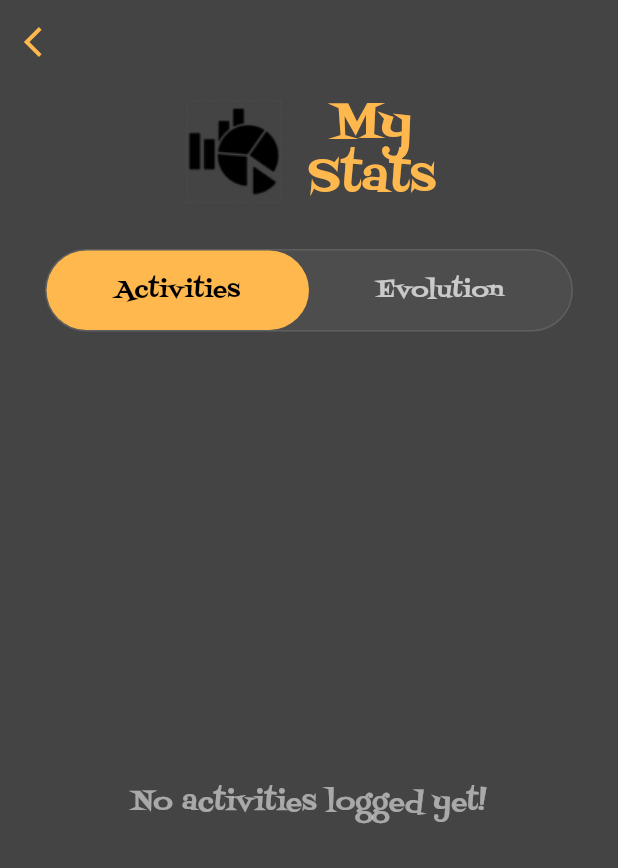
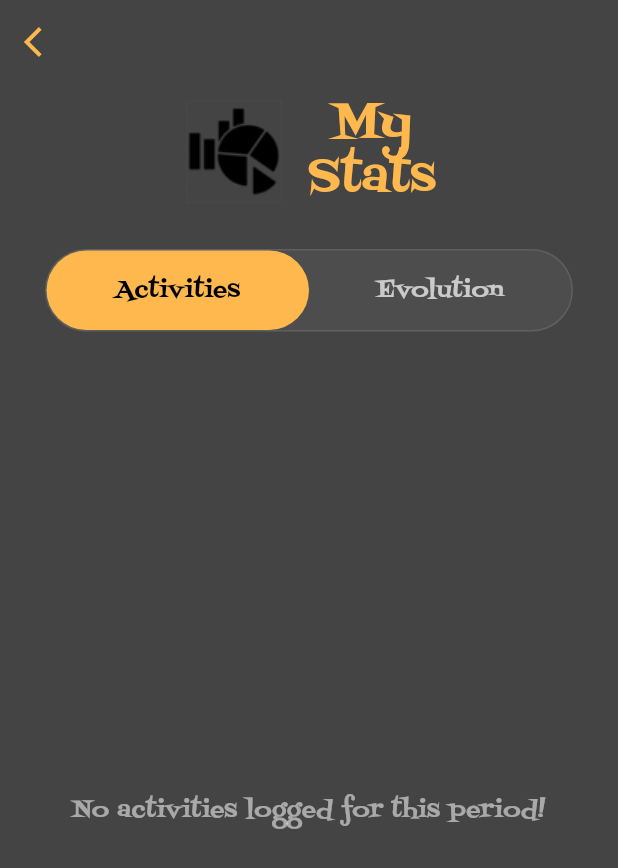
Before and after one commit to LuisDawa/chimpa-training-tracker, a Flutter app: the screen it shows after launch, after a tap on "My Stats", on a phone screen of 412 x 824 dp. Shown: the top 868 px of the screen. Run offline on Flutter 3.47's test engine with Material 3 defaults, Android fonts, the phone set to English and light mode, and no system bars; our stand-ins replace fl_chart, isar; accounts and stored records are empty; generated files the repository leaves out were written again.

Commit message:
feat: activity count per month

```diff
--- a/lib/screens/home_screen.dart
+++ b/lib/screens/home_screen.dart
@@ -8,18 +8,15 @@ class HomeScreen extends StatelessWidget {
     return Scaffold(
       backgroundColor: const Color(0xFF444444),
       body: SafeArea(
-        child: Center(
-          child: SingleChildScrollView(
         child: Padding(
-              padding: const EdgeInsets.symmetric(vertical: 20), // Keeps it from touching edges
+          padding: const EdgeInsets.symmetric(vertical: 20, horizontal: 15),
           child: Column(
             mainAxisAlignment: MainAxisAlignment.center,
             crossAxisAlignment: CrossAxisAlignment.center,
             children: [
-                  // --- HEADER SECTION ---
+              // --- HEADER SECTION (Logo and Title) ---
               Row(
                 mainAxisAlignment: MainAxisAlignment.center,
-                    crossAxisAlignment: CrossAxisAlignment.center,
                 children: [
                   Image.asset('assets/images/dumbbell.png'),
                   const SizedBox(width: 15),
@@ -38,53 +35,51 @@ class HomeScreen extends StatelessWidget {
                 ],
               ),
 
-                  const SizedBox(height: 15), // Slightly reduced gap
+              const SizedBox(height: 25),
 
-                  // --- CENTRAL IMAGE ---
-                  Container(
-                    width: 250,
-                    height: 264,
-                    decoration: BoxDecoration(
-                      borderRadius: BorderRadius.circular(20),
-                      image: const DecorationImage(
-                        image: AssetImage('assets/images/chimpa.png'),
-                        fit: BoxFit.cover,
+              // --- CENTRAL IMAGE (Responsive and Not Cut) ---
+              Flexible(
+                child: Padding(
+                  padding: const EdgeInsets.symmetric(vertical: 20),
+                  child: Image.asset(
+                    'assets/images/chimpa.png',
+                    fit: BoxFit.contain,
                   ),
                 ),
               ),
 
-                  const SizedBox(height: 25), // Gap before buttons
+              const SizedBox(height: 15),
 
-                  // --- INTERACTIVE BUTTONS ---
-
-                  // My Stats
+              // --- INTERACTIVE BUTTONS SECTION ---
+              Center(
+                child: ConstrainedBox(
+                  constraints: const BoxConstraints(maxWidth: 280),
+                  child: Column(
+                    children: [
                       _buildButton(
                         context,
                         label: 'My Stats',
                         iconPath: 'assets/images/stats.png',
                         onTap: () => Navigator.pushNamed(context, '/stats'),
                       ),
-                  const SizedBox(height: 15),
+                      const SizedBox(height: 12),
 
-                  // View Calendar
                       _buildButton(
                         context,
                         label: 'View Calendar',
                         iconPath: 'assets/images/calendar.png',
                         onTap: () => Navigator.pushNamed(context, '/calendar'),
                       ),
-                  const SizedBox(height: 15),
+                      const SizedBox(height: 12),
 
-                  // My Activities
                       _buildButton(
                         context,
                         label: 'My Activities',
                         iconPath: 'assets/images/banana.png',
                         onTap: () => Navigator.pushNamed(context, '/activity'),
                       ),
-                  const SizedBox(height: 15),
+                      const SizedBox(height: 12),
 
-                  // My Measures
                       _buildButton(
                         context,
                         label: 'My Measures',
@@ -95,11 +90,14 @@ class HomeScreen extends StatelessWidget {
                   ),
                 ),
               ),
+            ],
+          ),
         ),
       ),
     );
   }
 
+  // Helper function to build the orange menu buttons (reusable)
   Widget _buildButton(
     BuildContext context, {
     required String label,
@@ -109,28 +107,26 @@ class HomeScreen extends StatelessWidget {
     return GestureDetector(
       onTap: onTap,
       child: Container(
-        width: 310,
-        height: 75,
+        height: 55,
         decoration: BoxDecoration(
           color: const Color(0xFFFFB84E),
-          borderRadius: BorderRadius.circular(40),
+          borderRadius: BorderRadius.circular(30),
         ),
-        // A Row naturally groups the items and centers the whole block
         child: Row(
           mainAxisAlignment: MainAxisAlignment.center,
           children: [
             Image.asset(
               iconPath,
-              width: 45, // Keeps the icons uniformly sized
-              height: 45,
+              width: 35,
+              height: 35,
             ),
-            const SizedBox(width: 15),
+            const SizedBox(width: 12),
             Text(
               label,
               style: const TextStyle(
                 fontFamily: 'Fontdiner Swanky',
                 color: Colors.black,
-                fontSize: 22,
+                fontSize: 24,
               ),
             ),
           ],
--- a/lib/screens/my_activities_screen.dart
+++ b/lib/screens/my_activities_screen.dart
@@ -114,7 +114,7 @@ class _MyActivitiesScreenState extends State<MyActivitiesScreen> {
                   ),
                   const SizedBox(height: 30),
                   _buildInputLabel("Activity Name"),
-                  _buildTextField(_activityController, "e.g. Squats, Pull-Ups, Boxing etc."),
+                  _buildTextField(_activityController, "e.g. Squats"),
                   const SizedBox(height: 30),
                   GestureDetector(
                     onTap: _attemptSave,
--- a/lib/screens/my_stats_screen.dart
+++ b/lib/screens/my_stats_screen.dart
@@ -18,17 +18,53 @@ class _MyStatsScreenState extends State<MyStatsScreen> {
   // Which measurement the user wants to graph
   String _selectedMeasure = 'Weight';
 
+  // Variable for the month filter
+  String? _selectedActivityMonth; // Format "YYYY-MM". If null, shows "All Time".
+
   final List<String> _graphableParts = [
     'Weight', 'Neck', 'Shoulders', 'Chest', 'Waist', 'Hips',
     'Left Arm', 'Right Arm', 'Left Forearm', 'Right Forearm',
     'Left Thigh', 'Right Thigh', 'Left Calf', 'Right Calf'
   ];
 
+  // --- HELPER FUNCTIONS FOR DATES ---
+  // Extracts all unique months in which the user trained, format "YYYY-MM"
+  List<String> _getAvailableMonthsStr(TrackerProvider provider) {
+    Set<String> uniqueMonths = {};
+    for (var record in provider.dailyRecords) {
+      uniqueMonths.add("${record.date.year}-${record.date.month.toString().padLeft(2, '0')}");
+    }
+    // Sorts from newest to oldest
+    var sortedList = uniqueMonths.toList()..sort((a, b) => b.compareTo(a));
+    return sortedList;
+  }
+
+  // Transforms "2026-05" into "May 2026"
+  String _formatMonth(String yyyyMM) {
+    final parts = yyyyMM.split('-');
+    final year = parts[0];
+    final monthInt = int.parse(parts[1]);
+    final monthNames = [
+      "Jan", "Feb", "Mar", "Apr", "May", "Jun",
+      "Jul", "Aug", "Sep", "Oct", "Nov", "Dec"
+    ];
+    return "${monthNames[monthInt - 1]} $year";
+  }
+
   // --- DATA PROCESSING FOR ACTIVITIES ---
   // Looks at all DailyRecords and counts how many times each exercise was done
   Map<String, int> _calculateActivityFrequencies(TrackerProvider provider) {
     Map<String, int> counts = {};
+
     for (var record in provider.dailyRecords) {
+      // Check if the current record belongs to the filtered month
+      if (_selectedActivityMonth != null) {
+        final recordMonthStr = "${record.date.year}-${record.date.month.toString().padLeft(2, '0')}";
+        if (recordMonthStr != _selectedActivityMonth) {
+          continue; // Skips this record if it's not from the chosen month
+        }
+      }
+
       for (var activity in record.activities) {
         counts[activity.name] = (counts[activity.name] ?? 0) + 1;
       }
@@ -196,12 +232,61 @@ class _MyStatsScreenState extends State<MyStatsScreen> {
   // --- TAB 1: ACTIVITIES SUMMARY ---
   Widget _buildActivitiesList(TrackerProvider provider) {
     Map<String, int> frequencies = _calculateActivityFrequencies(provider);
+    List<String> availableMonths = _getAvailableMonthsStr(provider);
 
-    if (frequencies.isEmpty) {
-      return const Center(child: Text("No activities logged yet!", style: TextStyle(color: Colors.white54, fontSize: 18)));
-    }
+    return Column(
+      children: [
+        // Filter Dropdown (Only shows if there is data)
+        if (availableMonths.isNotEmpty)
+          Padding(
+            padding: const EdgeInsets.symmetric(horizontal: 25, vertical: 5),
+            child: Container(
+              padding: const EdgeInsets.symmetric(horizontal: 20, vertical: 5),
+              decoration: BoxDecoration(
+                color: Colors.white.withValues(alpha: 0.1),
+                borderRadius: BorderRadius.circular(20),
+                border: Border.all(color: Colors.white.withValues(alpha: 0.2)),
+              ),
+              child: DropdownButtonHideUnderline(
+                child: DropdownButton<String?>(
+                  value: _selectedActivityMonth,
+                  isExpanded: true,
+                  dropdownColor: const Color(0xFF555555),
+                  icon: const Icon(Icons.arrow_drop_down, color: Color(0xFFFFB84E)),
+                  style: const TextStyle(color: Colors.white, fontSize: 18),
+                  items: [
+                    const DropdownMenuItem<String?>(
+                      value: null,
+                      child: Text("All Time"),
+                    ),
+                    ...availableMonths.map((String monthStr) {
+                      return DropdownMenuItem<String?>(
+                        value: monthStr,
+                        child: Text(_formatMonth(monthStr)),
+                      );
+                    }),
+                  ],
+                  onChanged: (String? newValue) {
+                    setState(() => _selectedActivityMonth = newValue);
+                  },
+                ),
+              ),
+            ),
+          ),
 
-    return ListView.builder(
+        const SizedBox(height: 10),
+
+        // The Frequency List
+        Expanded(
+          child: frequencies.isEmpty
+              ? const Center(
+                  child: Text(
+                    "No activities logged for this period!",
+                    textAlign: TextAlign.center,
+                    style: TextStyle(color: Colors.white54, fontSize: 16),
+                  ),
+                )
+              : ListView.builder(
                   padding: const EdgeInsets.symmetric(horizontal: 30, vertical: 10),
                   itemCount: frequencies.length,
                   itemBuilder: (context, index) {
@@ -238,6 +323,9 @@ class _MyStatsScreenState extends State<MyStatsScreen> {
                       ),
                     );
                   },
+                ),
+        ),
+      ],
     );
   }
 
```
Also changed, not shown: 47 other files. Lines whose indentation alone changed are shown as unchanged.
